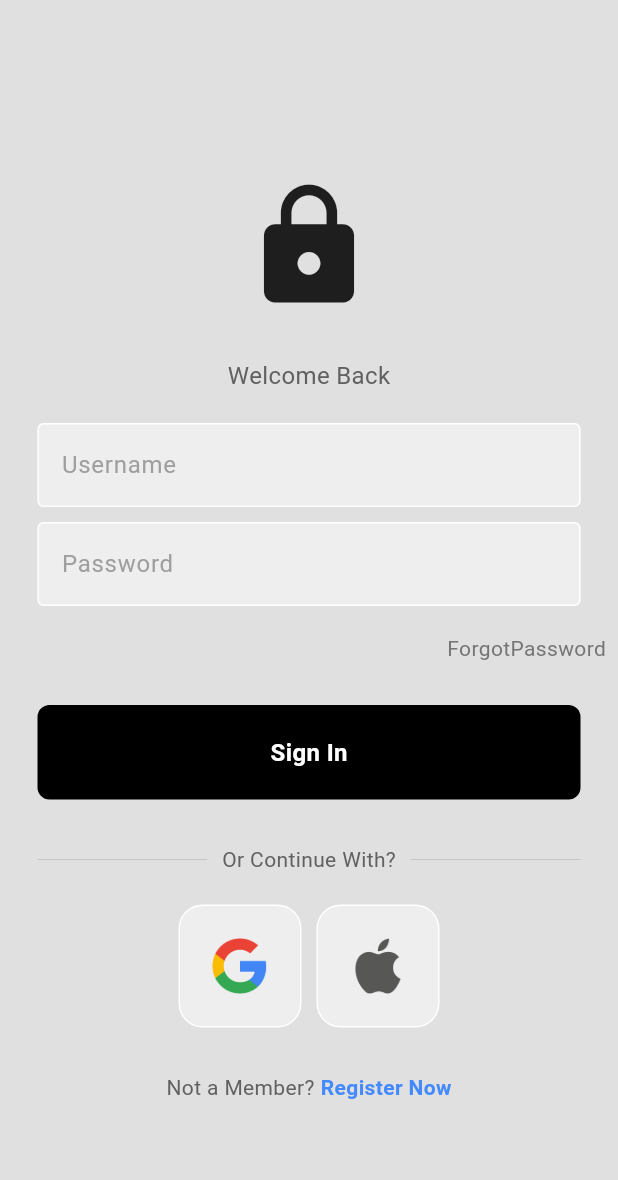
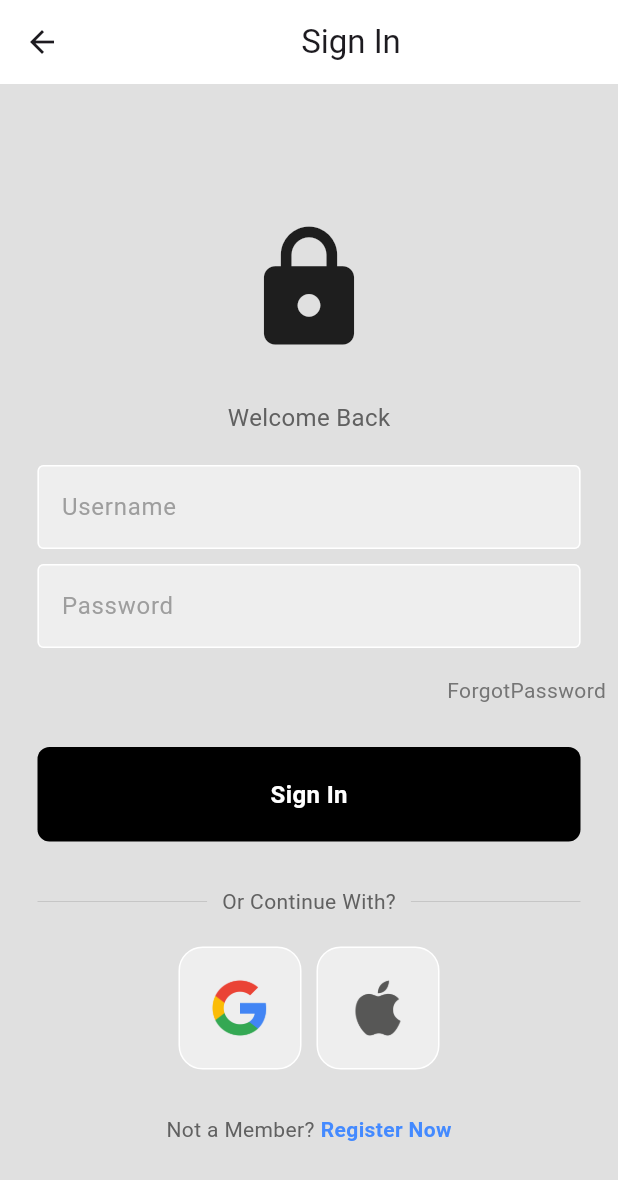
Before and after one commit to Nasiali-Eden/flutter_firebase, a Flutter app: the LoginPage screen opened directly, on a phone screen of 412 x 824 dp. Shown: the top 1180 px of the screen. Run offline on Flutter 3.47's test engine with Material 3 defaults, Android fonts, the phone set to English and light mode, and no system bars; our stand-ins replace firebase_auth; accounts and stored records are empty.

Commit message:
Re-Ordered Login page

```diff
--- a/lib/screens/authenticate/authenticate.dart
+++ b/lib/screens/authenticate/authenticate.dart
@@ -1,4 +1,5 @@
 import 'package:flutter/material.dart';
+import 'package:flutter_firebase_app/screens/pages/login_page.dart';
 
 class Authenticate extends StatefulWidget {
   const Authenticate({super.key});
@@ -11,7 +12,7 @@ class _AuthenticateState extends State<Authenticate> {
   @override
   Widget build(BuildContext context) {
     return Container(
-      child: Text('Authenticate'),
+      child: LoginPage(),
     );
   }
 }
--- a/lib/screens/pages/login_page.dart
+++ b/lib/screens/pages/login_page.dart
@@ -3,9 +3,13 @@ import 'package:flutter_firebase_app/components/buttons.dart';
 import 'package:flutter_firebase_app/components/square_tile.dart';
 import 'package:flutter_firebase_app/components/textfield.dart';
 
-class LoginPage extends StatelessWidget {
+class LoginPage extends StatefulWidget {
   LoginPage({super.key});
 
+  @override
+  State<LoginPage> createState() => _LoginPageState();
+}
+class _LoginPageState extends State<LoginPage> {
   final usernameController = TextEditingController();
   final passwordController = TextEditingController();
 
@@ -15,6 +19,11 @@ class LoginPage extends StatelessWidget {
   Widget build(BuildContext context) {
     return Scaffold(
       backgroundColor: Colors.grey[300],
+      appBar: AppBar(
+        backgroundColor: Colors.white,
+        elevation: 0.0,
+        title: Center(child: Text('Sign In')),
+      ),
       body: SafeArea(
         child: Column(
             mainAxisAlignment: MainAxisAlignment.center,
--- a/lib/screens/wrapper.dart
+++ b/lib/screens/wrapper.dart
@@ -1,4 +1,5 @@
 import 'package:flutter/material.dart';
+import 'package:flutter_firebase_app/screens/authenticate/authenticate.dart';
 import 'package:flutter_firebase_app/screens/home/home.dart';
 
 class wrapper extends StatelessWidget {
@@ -7,6 +8,6 @@ class wrapper extends StatelessWidget {
   // return home or authenticate
   @override
   Widget build(BuildContext context) {
-    return Home();
+    return Authenticate();
   }
 }
```
